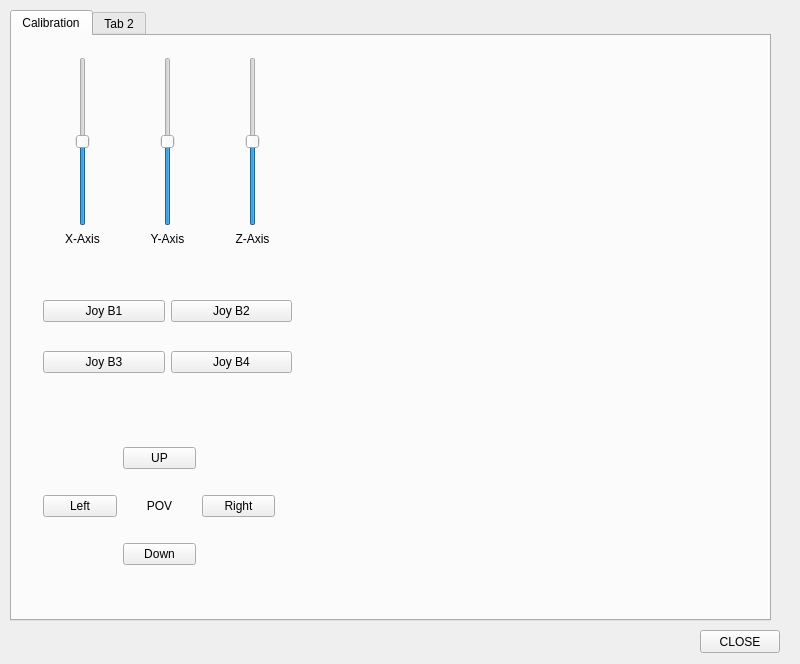
dgitz/DriverStation, file DriverStation/mainwindow.ui: the form before one commit.
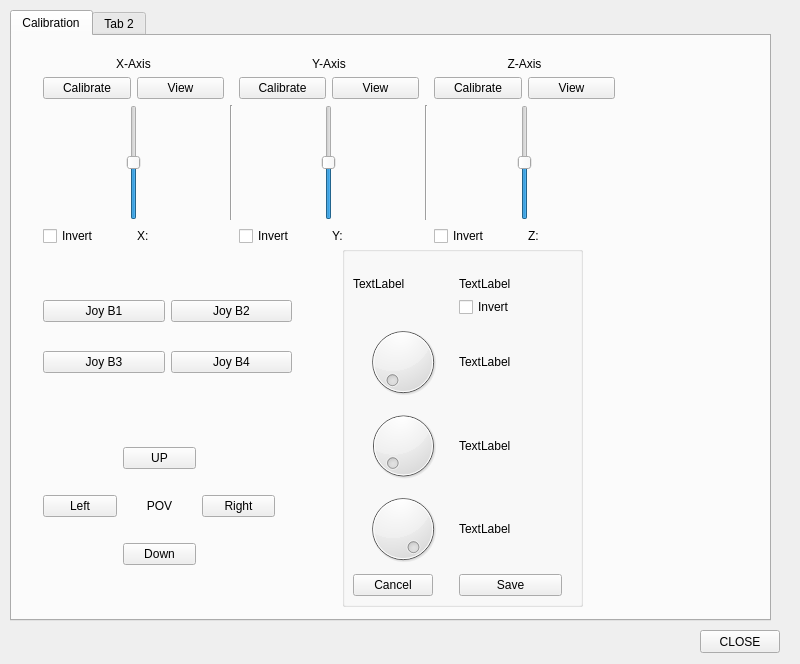
The form after the commit.

Patch:
```diff
--- a/DriverStation/mainwindow.ui
+++ b/DriverStation/mainwindow.ui
@@ -159,42 +159,166 @@
        <rect>
         <x>20</x>
         <y>10</y>
-        <width>271</width>
+        <width>594</width>
         <height>211</height>
        </rect>
       </property>
       <layout class="QGridLayout" name="gridLayout_7">
-       <item row="1" column="0">
-        <widget class="QLabel" name="label_5">
-         <property name="text">
-          <string>X-Axis</string>
-         </property>
-         <property name="alignment">
-          <set>Qt::AlignCenter</set>
+       <item row="3" column="1">
+        <widget class="Line" name="line">
+         <property name="orientation">
+          <enum>Qt::Vertical</enum>
          </property>
         </widget>
        </item>
        <item row="1" column="2">
-        <widget class="QLabel" name="label_7">
-         <property name="text">
-          <string>Z-Axis</string>
+        <layout class="QHBoxLayout" name="horizontalLayout_4">
+         <item>
+          <widget class="QPushButton" name="bYAxisCal">
+           <property name="text">
+            <string>Calibrate</string>
+           </property>
+          </widget>
+         </item>
+         <item>
+          <widget class="QPushButton" name="bYAxisCalView">
+           <property name="text">
+            <string>View</string>
+           </property>
+          </widget>
+         </item>
+        </layout>
+       </item>
+       <item row="1" column="4">
+        <layout class="QHBoxLayout" name="horizontalLayout_8">
+         <item>
+          <widget class="QPushButton" name="bZAxisCal">
+           <property name="text">
+            <string>Calibrate</string>
+           </property>
+          </widget>
+         </item>
+         <item>
+          <widget class="QPushButton" name="bZAxisCalView">
+           <property name="text">
+            <string>View</string>
+           </property>
+          </widget>
+         </item>
+        </layout>
+       </item>
+       <item row="3" column="2">
+        <widget class="QSlider" name="YAxis">
+         <property name="sizePolicy">
+          <sizepolicy hsizetype="Expanding" vsizetype="Expanding">
+           <horstretch>0</horstretch>
+           <verstretch>0</verstretch>
+          </sizepolicy>
          </property>
-         <property name="alignment">
-          <set>Qt::AlignCenter</set>
+         <property name="minimum">
+          <number>-32767</number>
          </property>
-        </widget>
-       </item>
-       <item row="1" column="1">
-        <widget class="QLabel" name="label_6">
-         <property name="text">
-          <string>Y-Axis</string>
+         <property name="maximum">
+          <number>32767</number>
          </property>
-         <property name="alignment">
-          <set>Qt::AlignCenter</set>
+         <property name="singleStep">
+          <number>10</number>
          </property>
+         <property name="orientation">
+          <enum>Qt::Vertical</enum>
+         </property>
         </widget>
        </item>
+       <item row="4" column="0">
+        <layout class="QHBoxLayout" name="horizontalLayout_9">
+         <item>
+          <widget class="QCheckBox" name="chbXAxisInvert">
+           <property name="sizePolicy">
+            <sizepolicy hsizetype="Minimum" vsizetype="Fixed">
+             <horstretch>0</horstretch>
+             <verstretch>0</verstretch>
+            </sizepolicy>
+           </property>
+           <property name="text">
+            <string>Invert</string>
+           </property>
+          </widget>
+         </item>
+         <item>
+          <widget class="QLabel" name="lXAxisValue">
+           <property name="text">
+            <string>X:</string>
+           </property>
+          </widget>
+         </item>
+        </layout>
+       </item>
+       <item row="4" column="2">
+        <layout class="QHBoxLayout" name="horizontalLayout_10">
+         <item>
+          <widget class="QCheckBox" name="chbYAxisInvert">
+           <property name="text">
+            <string>Invert</string>
+           </property>
+          </widget>
+         </item>
+         <item>
+          <widget class="QLabel" name="lYAxisValue">
+           <property name="text">
+            <string>Y:</string>
+           </property>
+          </widget>
+         </item>
+        </layout>
+       </item>
        <item row="0" column="0">
+        <widget class="QLabel" name="label_5">
+         <property name="text">
+          <string>X-Axis</string>
+         </property>
+         <property name="alignment">
+          <set>Qt::AlignCenter</set>
+         </property>
+        </widget>
+       </item>
+       <item row="3" column="4">
+        <widget class="QSlider" name="ZAxis">
+         <property name="sizePolicy">
+          <sizepolicy hsizetype="Expanding" vsizetype="Expanding">
+           <horstretch>0</horstretch>
+           <verstretch>0</verstretch>
+          </sizepolicy>
+         </property>
+         <property name="minimum">
+          <number>-32767</number>
+         </property>
+         <property name="maximum">
+          <number>32767</number>
+         </property>
+         <property name="orientation">
+          <enum>Qt::Vertical</enum>
+         </property>
+        </widget>
+       </item>
+       <item row="1" column="0">
+        <layout class="QHBoxLayout" name="horizontalLayout_7">
+         <item>
+          <widget class="QPushButton" name="bXAxisCal">
+           <property name="text">
+            <string>Calibrate</string>
+           </property>
+          </widget>
+         </item>
+         <item>
+          <widget class="QPushButton" name="bXAxisCalView">
+           <property name="text">
+            <string>View</string>
+           </property>
+          </widget>
+         </item>
+        </layout>
+       </item>
+       <item row="3" column="0">
         <widget class="QSlider" name="XAxis">
          <property name="sizePolicy">
           <sizepolicy hsizetype="Expanding" vsizetype="Expanding">
@@ -222,42 +346,46 @@
          </property>
         </widget>
        </item>
+       <item row="4" column="4">
+        <layout class="QHBoxLayout" name="horizontalLayout_11">
+         <item>
+          <widget class="QCheckBox" name="chbZAxisInvert">
+           <property name="text">
+            <string>Invert</string>
+           </property>
+          </widget>
+         </item>
+         <item>
+          <widget class="QLabel" name="lZAxisValue">
+           <property name="text">
+            <string>Z:</string>
+           </property>
+          </widget>
+         </item>
+        </layout>
+       </item>
        <item row="0" column="2">
-        <widget class="QSlider" name="ZAxis">
-         <property name="sizePolicy">
-          <sizepolicy hsizetype="Expanding" vsizetype="Expanding">
-           <horstretch>0</horstretch>
-           <verstretch>0</verstretch>
-          </sizepolicy>
+        <widget class="QLabel" name="label_6">
+         <property name="text">
+          <string>Y-Axis</string>
          </property>
-         <property name="minimum">
-          <number>-32767</number>
+         <property name="alignment">
+          <set>Qt::AlignCenter</set>
          </property>
-         <property name="maximum">
-          <number>32767</number>
-         </property>
-         <property name="orientation">
-          <enum>Qt::Vertical</enum>
-         </property>
         </widget>
        </item>
-       <item row="0" column="1">
-        <widget class="QSlider" name="YAxis">
-         <property name="sizePolicy">
-          <sizepolicy hsizetype="Expanding" vsizetype="Expanding">
-           <horstretch>0</horstretch>
-           <verstretch>0</verstretch>
-          </sizepolicy>
+       <item row="0" column="4">
+        <widget class="QLabel" name="label_7">
+         <property name="text">
+          <string>Z-Axis</string>
          </property>
-         <property name="minimum">
-          <number>-32767</number>
+         <property name="alignment">
+          <set>Qt::AlignCenter</set>
          </property>
-         <property name="maximum">
-          <number>32767</number>
-         </property>
-         <property name="singleStep">
-          <number>10</number>
-         </property>
+        </widget>
+       </item>
+       <item row="3" column="3">
+        <widget class="Line" name="line_2">
          <property name="orientation">
           <enum>Qt::Vertical</enum>
          </property>
@@ -265,6 +393,132 @@
        </item>
       </layout>
      </widget>
+     <widget class="QGroupBox" name="groupCalibrate">
+      <property name="enabled">
+       <bool>true</bool>
+      </property>
+      <property name="geometry">
+       <rect>
+        <x>330</x>
+        <y>210</y>
+        <width>241</width>
+        <height>361</height>
+       </rect>
+      </property>
+      <property name="autoFillBackground">
+       <bool>false</bool>
+      </property>
+      <property name="title">
+       <string/>
+      </property>
+      <widget class="QWidget" name="formLayoutWidget">
+       <property name="geometry">
+        <rect>
+         <x>0</x>
+         <y>20</y>
+         <width>231</width>
+         <height>341</height>
+        </rect>
+       </property>
+       <layout class="QFormLayout" name="formLayout_3">
+        <item row="0" column="0">
+         <widget class="QLabel" name="lCalibrateOption">
+          <property name="text">
+           <string>TextLabel</string>
+          </property>
+         </widget>
+        </item>
+        <item row="2" column="0">
+         <widget class="QDial" name="dCalibrateDeadband">
+          <property name="maximum">
+           <number>25</number>
+          </property>
+         </widget>
+        </item>
+        <item row="2" column="1">
+         <widget class="QLabel" name="lCalibrateDeadband">
+          <property name="text">
+           <string>TextLabel</string>
+          </property>
+         </widget>
+        </item>
+        <item row="3" column="0">
+         <widget class="QDial" name="dCalibrateMin">
+          <property name="minimum">
+           <number>-32768</number>
+          </property>
+          <property name="maximum">
+           <number>0</number>
+          </property>
+          <property name="value">
+           <number>-32768</number>
+          </property>
+          <property name="sliderPosition">
+           <number>-32768</number>
+          </property>
+          <property name="orientation">
+           <enum>Qt::Horizontal</enum>
+          </property>
+         </widget>
+        </item>
+        <item row="3" column="1">
+         <widget class="QLabel" name="lCalibrateMin">
+          <property name="text">
+           <string>TextLabel</string>
+          </property>
+         </widget>
+        </item>
+        <item row="4" column="0">
+         <widget class="QDial" name="dCalibrateMax">
+          <property name="minimum">
+           <number>0</number>
+          </property>
+          <property name="maximum">
+           <number>32768</number>
+          </property>
+          <property name="value">
+           <number>32768</number>
+          </property>
+         </widget>
+        </item>
+        <item row="4" column="1">
+         <widget class="QLabel" name="lCalibrateMax">
+          <property name="text">
+           <string>TextLabel</string>
+          </property>
+         </widget>
+        </item>
+        <item row="0" column="1">
+         <widget class="QLabel" name="lCalibrateStep">
+          <property name="text">
+           <string>TextLabel</string>
+          </property>
+         </widget>
+        </item>
+        <item row="1" column="1">
+         <widget class="QCheckBox" name="chbInvert">
+          <property name="text">
+           <string>Invert</string>
+          </property>
+         </widget>
+        </item>
+        <item row="5" column="1">
+         <widget class="QPushButton" name="bCalibrateSave">
+          <property name="text">
+           <string>Save</string>
+          </property>
+         </widget>
+        </item>
+        <item row="5" column="0">
+         <widget class="QPushButton" name="bCalibrateCancel">
+          <property name="text">
+           <string>Cancel</string>
+          </property>
+         </widget>
+        </item>
+       </layout>
+      </widget>
+     </widget>
      <zorder>formLayoutWidget</zorder>
      <zorder>gridLayoutWidget</zorder>
      <zorder>gridLayoutWidget_2</zorder>
```
Left out of the diff: 2 changed lines with no effect on the pictures.
